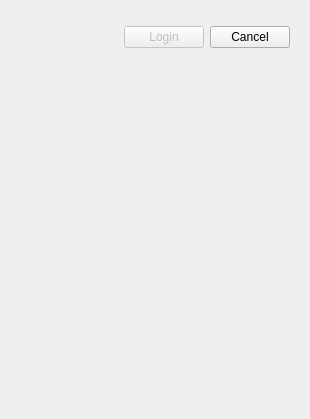
This is src/gui/dialogs/login.ui in marcbowes/mxitc as Qt 5 draws it before an edit. The edited form follows.
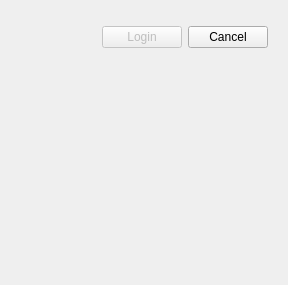
This is the edited form.

Diff of the .ui file:
```diff
--- a/src/gui/dialogs/login.ui
+++ b/src/gui/dialogs/login.ui
@@ -6,8 +6,8 @@
    <rect>
     <x>0</x>
     <y>0</y>
-    <width>310</width>
-    <height>419</height>
+    <width>288</width>
+    <height>285</height>
    </rect>
   </property>
   <property name="windowTitle">
```
